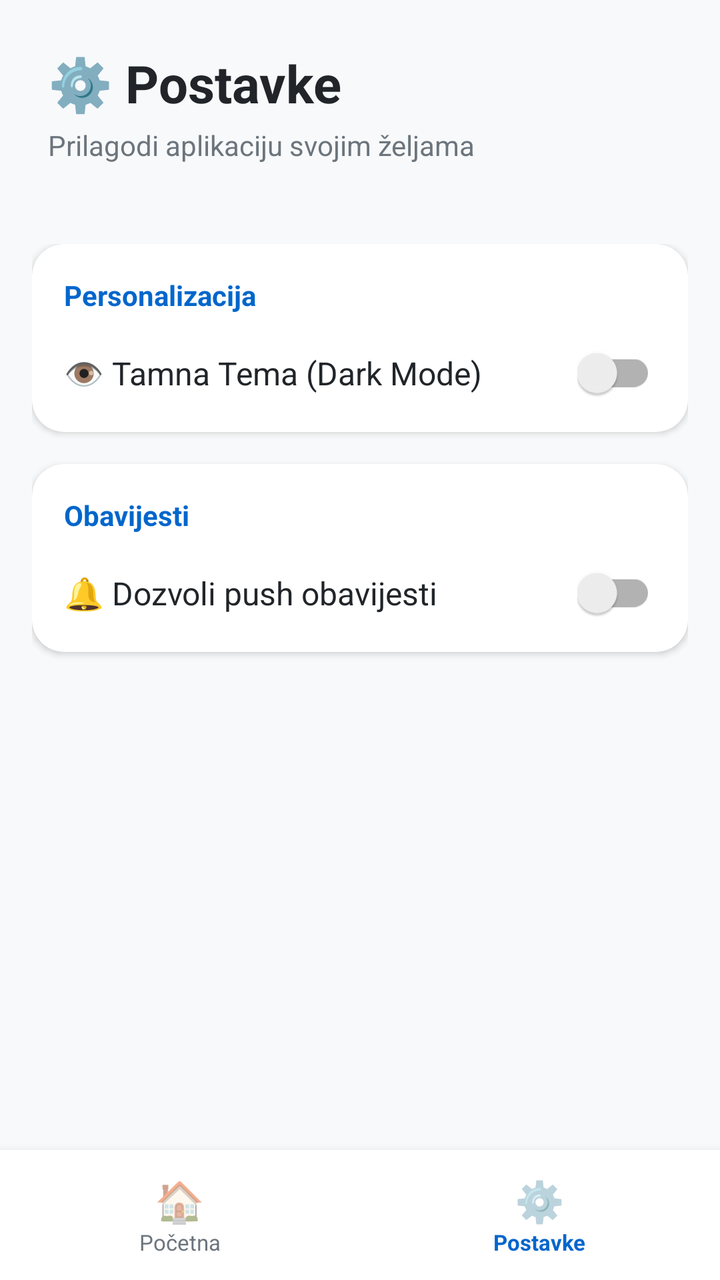
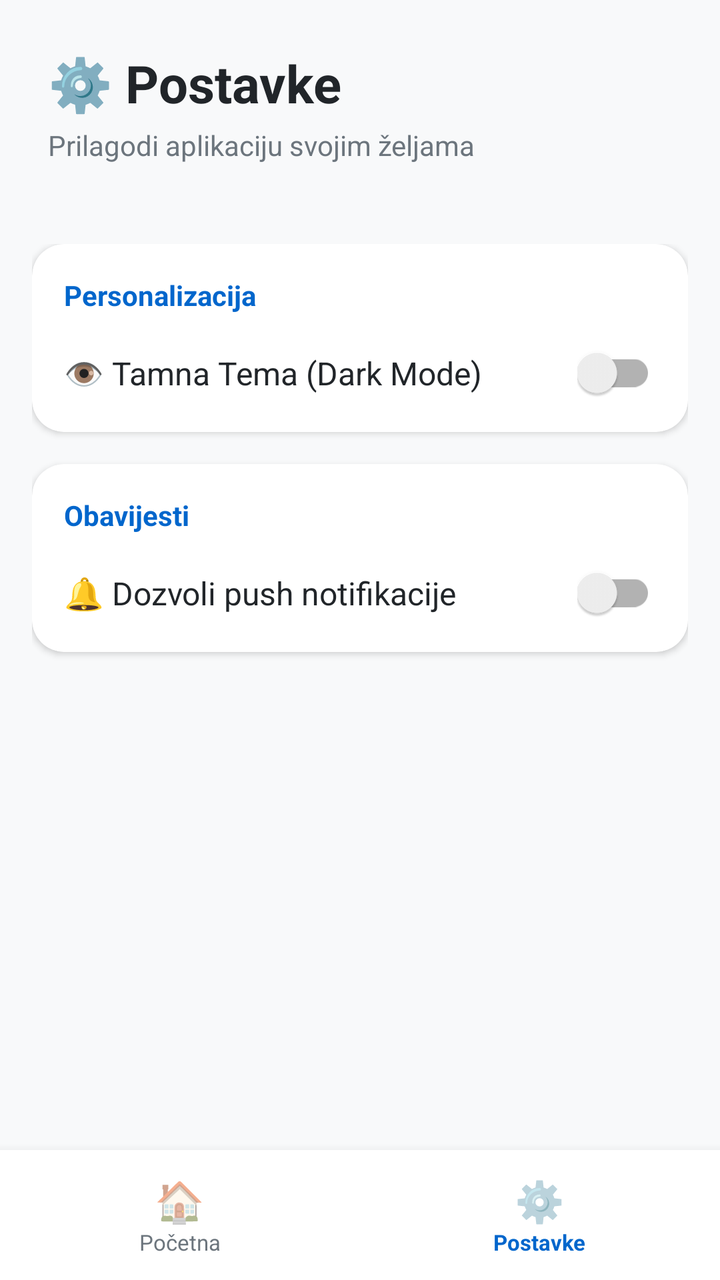

Two renders of the same Android screen: before a commit and after it. Below are the layout's source before the change and the commit's diff.
<!-- AndroidManifest.xml: application theme Theme.PanonikaGo -->
<!-- res/layout/activity_settings.xml -->
<?xml version="1.0" encoding="utf-8"?>
<RelativeLayout xmlns:android="http://schemas.android.com/apk/res/android"
    xmlns:app="http://schemas.android.com/apk/res-auto"
    android:layout_width="match_parent"
    android:layout_height="match_parent"
    android:background="?android:attr/windowBackground">

    <LinearLayout
        android:id="@+id/llHeader"
        android:layout_width="match_parent"
        android:layout_height="wrap_content"
        android:orientation="vertical"
        android:padding="24dp">

        <TextView
            android:layout_width="wrap_content"
            android:layout_height="wrap_content"
            android:text="⚙️ Postavke"
            android:textColor="?android:attr/textColorPrimary"
            android:textSize="26sp"
            android:textStyle="bold" />

        <TextView
            android:layout_width="wrap_content"
            android:layout_height="wrap_content"
            android:text="Prilagodi aplikaciju svojim željama"
            android:textColor="?android:attr/textColorSecondary"
            android:textSize="14sp"
            android:layout_marginTop="4dp" />
    </LinearLayout>

    <ScrollView
        android:layout_width="match_parent"
        android:layout_height="match_parent"
        android:layout_above="@+id/bottomNavigationMenu"
        android:layout_below="@+id/llHeader"
        android:padding="16dp">

        <LinearLayout
            android:layout_width="match_parent"
            android:layout_height="wrap_content"
            android:orientation="vertical">

            <androidx.cardview.widget.CardView
                android:layout_width="match_parent"
                android:layout_height="wrap_content"
                android:layout_marginBottom="16dp"
                app:cardCornerRadius="16dp"
                app:cardBackgroundColor="?attr/colorSurface"
                app:cardElevation="2dp">

                <LinearLayout
                    android:layout_width="match_parent"
                    android:layout_height="wrap_content"
                    android:orientation="vertical"
                    android:padding="16dp">

                    <TextView
                        android:layout_width="wrap_content"
                        android:layout_height="wrap_content"
                        android:text="Personalizacija"
                        android:textColor="?attr/colorPrimary"
                        android:textSize="14sp"
                        android:textStyle="bold" />

                    <LinearLayout
                        android:layout_width="match_parent"
                        android:layout_height="wrap_content"
                        android:orientation="horizontal"
                        android:gravity="center_vertical"
                        android:layout_marginTop="16dp">

                        <TextView
                            android:layout_width="0dp"
                            android:layout_height="wrap_content"
                            android:layout_weight="1"
                            android:text="👁️ Tamna Tema (Dark Mode)"
                            android:textColor="?android:attr/textColorPrimary"
                            android:textSize="16sp" />

                        <androidx.appcompat.widget.SwitchCompat
                            android:id="@+id/switchTamnaTema"
                            android:layout_width="wrap_content"
                            android:layout_height="wrap_content" />
                    </LinearLayout>
                </LinearLayout>
            </androidx.cardview.widget.CardView>

            <androidx.cardview.widget.CardView
                android:layout_width="match_parent"
                android:layout_height="wrap_content"
                android:layout_marginBottom="16dp"
                app:cardCornerRadius="16dp"
                app:cardBackgroundColor="?attr/colorSurface"
                app:cardElevation="2dp">

                <LinearLayout
                    android:layout_width="match_parent"
                    android:layout_height="wrap_content"
                    android:orientation="vertical"
                    android:padding="16dp">

                    <TextView
                        android:layout_width="wrap_content"
                        android:layout_height="wrap_content"
                        android:text="Obavijesti"
                        android:textColor="?attr/colorPrimary"
                        android:textSize="14sp"
                        android:textStyle="bold" />

                    <LinearLayout
                        android:layout_width="match_parent"
                        android:layout_height="wrap_content"
                        android:orientation="horizontal"
                        android:gravity="center_vertical"
                        android:layout_marginTop="16dp">

                        <TextView
                            android:layout_width="0dp"
                            android:layout_height="wrap_content"
                            android:layout_weight="1"
                            android:text="🔔 Dozvoli push obavijesti"
                            android:textColor="?android:attr/textColorPrimary"
                            android:textSize="16sp" />

                        <androidx.appcompat.widget.SwitchCompat
                            android:id="@+id/switchObavijesti"
                            android:layout_width="wrap_content"
                            android:layout_height="wrap_content" />
                    </LinearLayout>
                </LinearLayout>
            </androidx.cardview.widget.CardView>

        </LinearLayout>
    </ScrollView>

    <LinearLayout
        android:id="@+id/bottomNavigationMenu"
        android:layout_width="match_parent"
        android:layout_height="65dp"
        android:orientation="horizontal"
        android:background="?attr/colorSurface"
        android:elevation="8dp"
        android:gravity="center_vertical"
        android:layout_alignParentBottom="true">

        <LinearLayout
            android:id="@+id/menuHome"
            android:layout_width="0dp"
            android:layout_height="match_parent"
            android:layout_weight="1"
            android:orientation="vertical"
            android:gravity="center"
            android:clickable="true"
            android:focusable="true">
            <TextView
                android:layout_width="wrap_content"
                android:layout_height="wrap_content"
                android:text="🏠"
                android:textSize="20sp"/>
            <TextView
                android:layout_width="wrap_content"
                android:layout_height="wrap_content"
                android:text="Početna"
                android:textColor="?android:attr/textColorSecondary"
                android:textSize="11sp" />
        </LinearLayout>

        <LinearLayout
            android:layout_width="0dp"
            android:layout_height="match_parent"
            android:layout_weight="1"
            android:orientation="vertical"
            android:gravity="center">
            <TextView
                android:layout_width="wrap_content"
                android:layout_height="wrap_content"
                android:text="⚙️"
                android:textSize="20sp"/>
            <TextView
                android:layout_width="wrap_content"
                android:layout_height="wrap_content"
                android:text="Postavke"
                android:textColor="?attr/colorPrimary"
                android:textStyle="bold"
                android:textSize="11sp" />
        </LinearLayout>
    </LinearLayout>

</RelativeLayout>
<!-- resources referenced by this layout -->
<resources>
  <style name="Theme.PanonikaGo" parent="Theme.AppCompat.DayNight.NoActionBar">
          <item name="colorPrimary">@color/primary</item>
          <item name="colorPrimaryDark">@color/primary_dark</item>
          <item name="colorAccent">@color/accent</item>
  
          <item name="android:windowBackground">@color/background</item>
          <item name="colorSurface">@color/white</item>
  
          <item name="android:textColorPrimary">@color/text_main</item>
          <item name="android:textColorSecondary">@color/text_muted</item>
  
          <item name="android:windowLightStatusBar">true</item>
      </style>
  <color name="primary">#0066CC</color>
  <color name="primary_dark">#FF002F6C</color>
  <color name="accent">#00B4D8</color>
  <color name="background">#F8F9FA</color>
  <color name="white">#FFFFFFFF</color>
  <color name="text_main">#212529</color>
  <color name="text_muted">#6C757D</color>
</resources>

<!-- the commit's change to res/layout/activity_settings.xml (unified diff, before → after) -->
@@ -119,7 +119,7 @@
                             android:layout_width="0dp"
                             android:layout_height="wrap_content"
                             android:layout_weight="1"
-                            android:text="🔔 Dozvoli push obavijesti"
+                            android:text="🔔 Dozvoli push notifikacije"
                             android:textColor="?android:attr/textColorPrimary"
                             android:textSize="16sp" />
 
